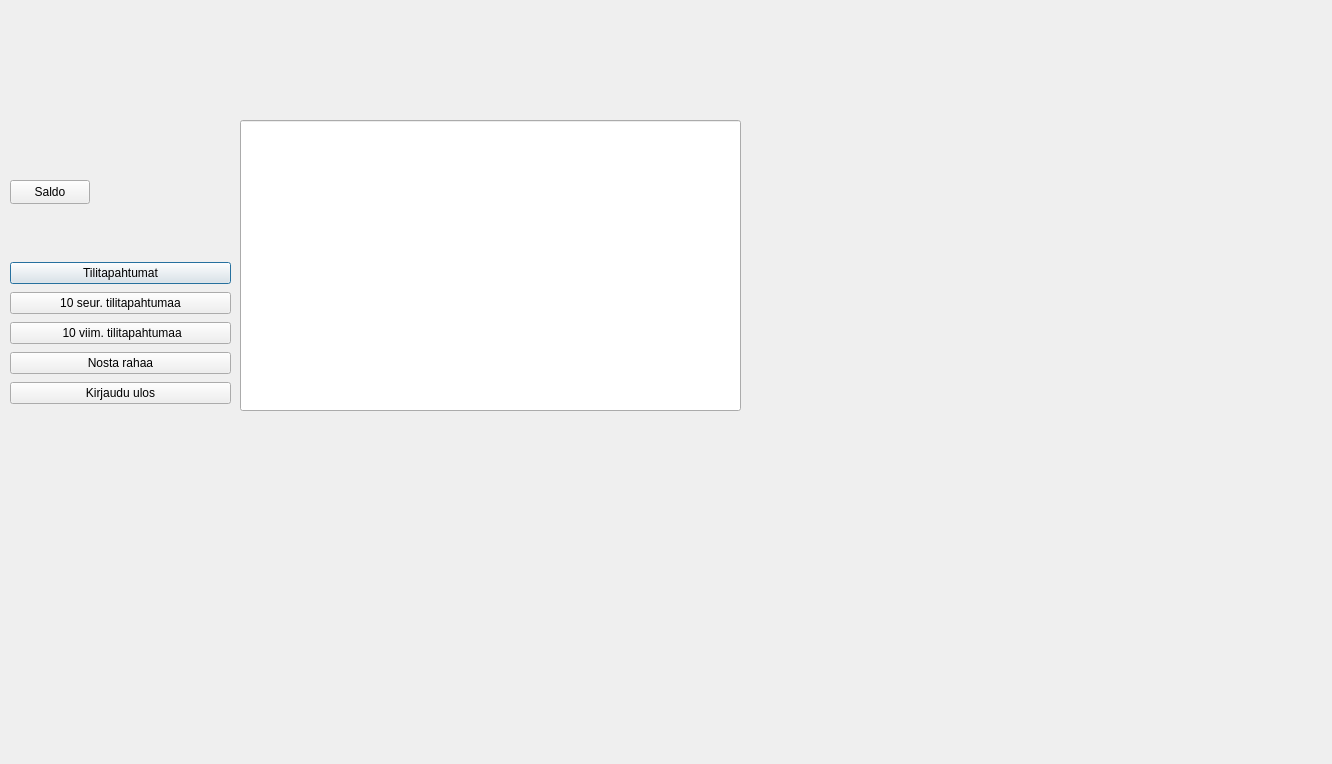
Above: bankautomat/paaikkuna.ui from banksimul2022/group5 before the change. Below: the same form after it.
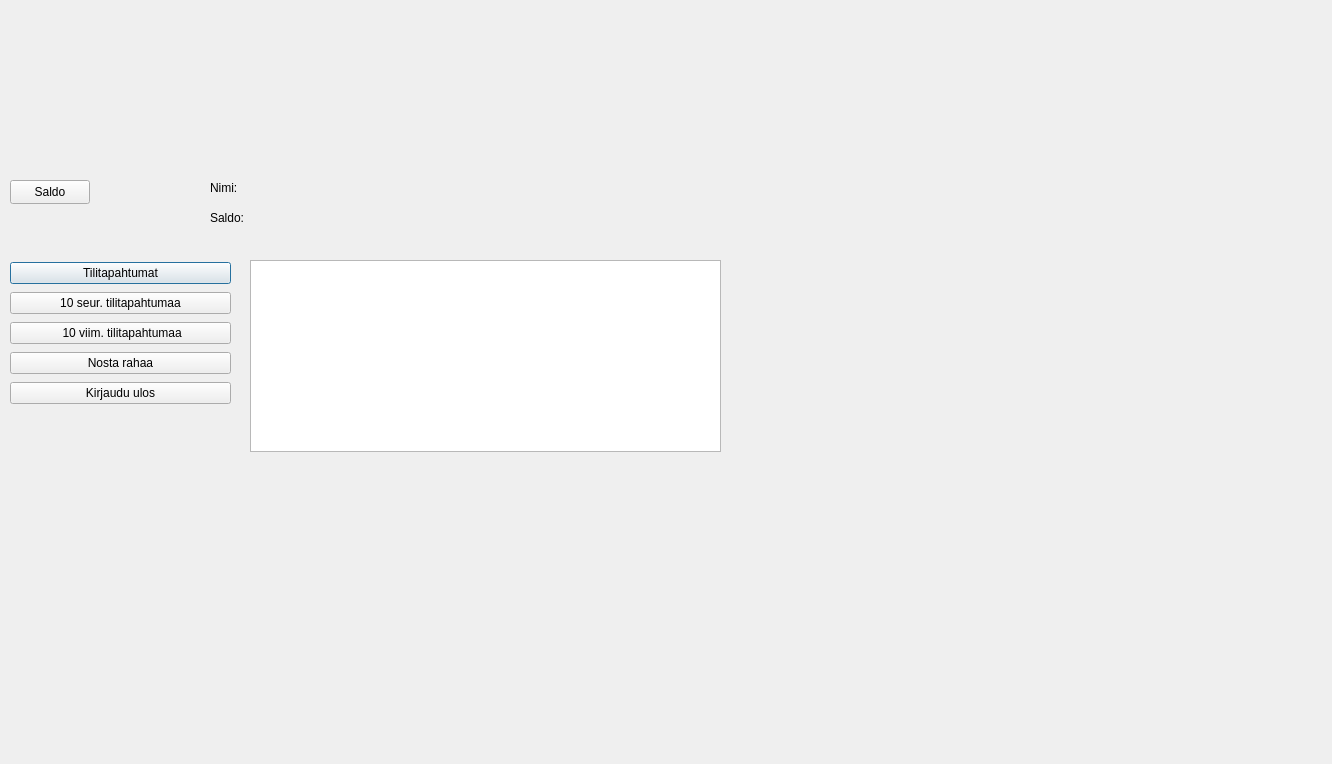
That is the form after the change.

Patch:
```diff
--- a/bankautomat/paaikkuna.ui
+++ b/bankautomat/paaikkuna.ui
@@ -13,16 +13,6 @@
   <property name="windowTitle">
    <string>Dialog</string>
   </property>
-  <widget class="QLineEdit" name="lineEdit">
-   <property name="geometry">
-    <rect>
-     <x>240</x>
-     <y>120</y>
-     <width>501</width>
-     <height>291</height>
-    </rect>
-   </property>
-  </widget>
   <widget class="QWidget" name="verticalLayoutWidget">
    <property name="geometry">
     <rect>
@@ -83,6 +73,68 @@
     <string>Saldo</string>
    </property>
   </widget>
+  <widget class="QListWidget" name="listWidget">
+   <property name="geometry">
+    <rect>
+     <x>250</x>
+     <y>260</y>
+     <width>471</width>
+     <height>192</height>
+    </rect>
+   </property>
+  </widget>
+  <widget class="QLabel" name="label">
+   <property name="geometry">
+    <rect>
+     <x>210</x>
+     <y>180</y>
+     <width>81</width>
+     <height>16</height>
+    </rect>
+   </property>
+   <property name="text">
+    <string>Nimi:</string>
+   </property>
+  </widget>
+  <widget class="QLabel" name="label_2">
+   <property name="geometry">
+    <rect>
+     <x>210</x>
+     <y>210</y>
+     <width>71</width>
+     <height>16</height>
+    </rect>
+   </property>
+   <property name="text">
+    <string>Saldo:</string>
+   </property>
+  </widget>
+  <widget class="QLabel" name="nimiLabel">
+   <property name="geometry">
+    <rect>
+     <x>300</x>
+     <y>180</y>
+     <width>211</width>
+     <height>16</height>
+    </rect>
+   </property>
+   <property name="text">
+    <string/>
+   </property>
+  </widget>
+  <widget class="QLabel" name="saldoLabel">
+   <property name="geometry">
+    <rect>
+     <x>300</x>
+     <y>220</y>
+     <width>181</width>
+     <height>16</height>
+    </rect>
+   </property>
+   <property name="text">
+    <string/>
+   </property>
+  </widget>
  </widget>
  <resources/>
  <connections/>
```
